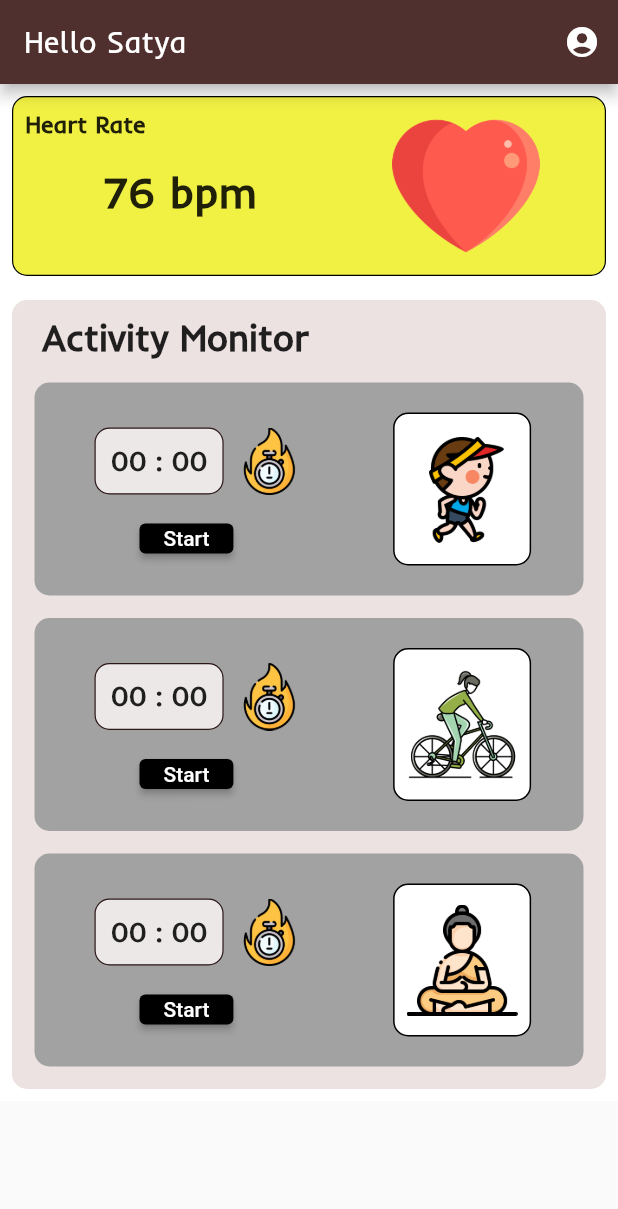
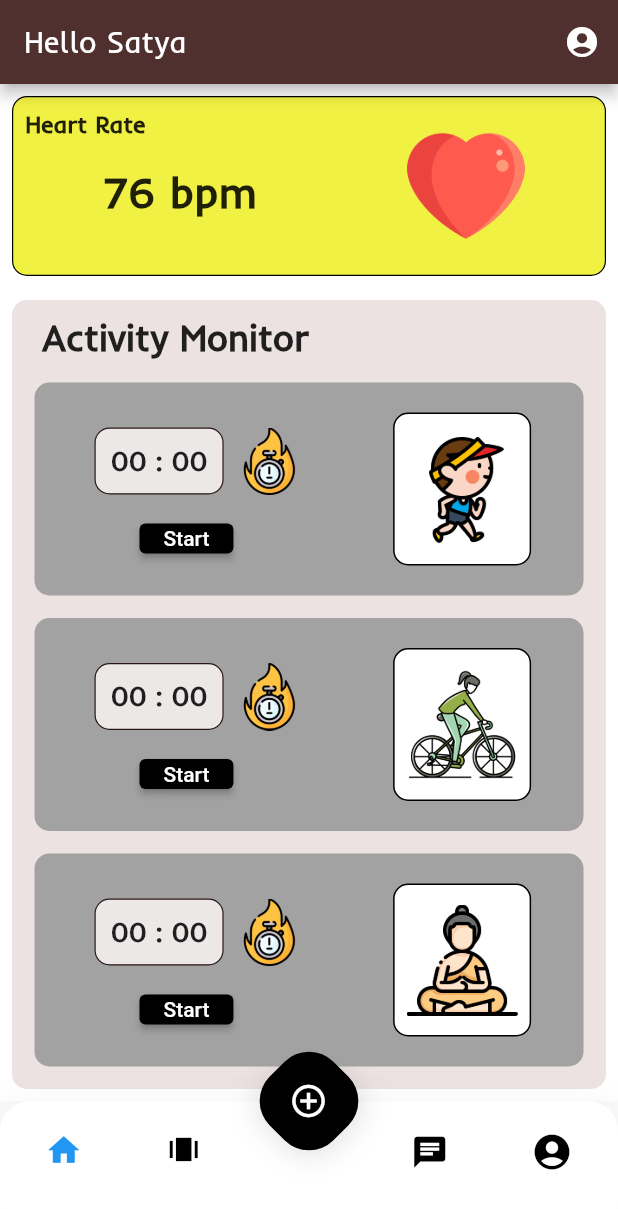
Before and after one commit to Gelli-VVN-Satyanarayana-Guptha/fitness_app, a Flutter app: the screen it shows after launch, on a phone screen of 412 x 824 dp. Shown: the top 1209 px of the screen. Run offline on Flutter 3.47's test engine with Material 2 defaults, Android fonts, the phone set to English and light mode, and no system bars; our stand-ins replace firebase_core; accounts and stored records are empty.

Commit message:
home.chat,feed,navigation done

```diff
--- /dev/null
+++ b/lib/constants/navigation.dart
@@ -0,0 +1,163 @@
+import 'package:flutter/material.dart';
+import 'package:fitness_app/screens/chat_screen.dart';
+import 'package:fitness_app/screens/home_screen.dart';
+import 'package:fitness_app/screens/feed_screen.dart';
+//import 'package:fitness_app/screens/profile_screen.dart';
+import 'dart:math' as math;
+
+class RootApp extends StatefulWidget {
+  const RootApp({Key? key}) : super(key: key);
+
+  @override
+  _RootAppState createState() => _RootAppState();
+}
+
+class _RootAppState extends State<RootApp> {
+  int activeTab = 0;
+  @override
+  Widget build(BuildContext context) {
+    return Scaffold(
+      bottomNavigationBar: getFooter(),
+      floatingActionButtonLocation: FloatingActionButtonLocation.centerDocked,
+      floatingActionButton: getFloatingButton(),
+      body: getBody(),
+    );
+  }
+
+  Widget getBody() {
+    return IndexedStack(
+      index: activeTab,
+      children: [
+        HomeScreen(),
+        FeedScreen(),
+        Center(
+          child: Text("Upload"),
+        ),
+        ChatScreen(),
+        Text("Profile"),
+      ],
+    );
+  }
+
+  Widget getFooter() {
+    return Container(
+      width: double.infinity,
+      height: 90,
+      decoration: BoxDecoration(
+        boxShadow: [
+          BoxShadow(
+              color: Colors.grey.withOpacity(0.1),
+              spreadRadius: 1,
+              blurRadius: 20,
+              offset: Offset(0, 1)),
+        ],
+        borderRadius: BorderRadius.circular(20),
+        color: Colors.white,
+      ),
+      child: Padding(
+        padding: const EdgeInsets.only(left: 30, right: 30, top: 20),
+        child: Row(
+          crossAxisAlignment: CrossAxisAlignment.start,
+          mainAxisAlignment: MainAxisAlignment.spaceBetween,
+          children: [
+            Row(
+              children: [
+                GestureDetector(
+                  onTap: () {
+                    setState(() {
+                      activeTab = 0;
+                    });
+                  },
+                  child: Icon(
+                    Icons.home,
+                    size: 25,
+                    color: activeTab == 0 ? Colors.blue : Colors.black,
+                  ),
+                ),
+                SizedBox(
+                  width: 55,
+                ),
+                GestureDetector(
+                  onTap: () {
+                    setState(() {
+                      activeTab = 1;
+                    });
+                  },
+                  child: Icon(
+                    Icons.amp_stories,
+                    size: 25,
+                    color: activeTab == 1 ? Colors.blue : Colors.black,
+                  ),
+                ),
+              ],
+            ),
+            Row(
+              children: [
+                GestureDetector(
+                  onTap: () {
+                    setState(() {
+                      activeTab = 3;
+                    });
+                  },
+                  child: Icon(
+                    Icons.chat,
+                    size: 25,
+                    color: activeTab == 3 ? Colors.blue : Colors.black,
+                  ),
+                ),
+                SizedBox(
+                  width: 55,
+                ),
+                GestureDetector(
+                  onTap: () {
+                    setState(() {
+                      activeTab = 4;
+                    });
+                  },
+                  child: Icon(
+                    Icons.account_circle,
+                    size: 28,
+                    color: activeTab == 4 ? Colors.blue : Colors.black,
+                  ),
+                ),
+              ],
+            )
+          ],
+        ),
+      ),
+    );
+  }
+
+  Widget getFloatingButton() {
+    return GestureDetector(
+      onTap: () {
+        setState(() {
+          activeTab = 2;
+        });
+      },
+      child: Transform.rotate(
+        angle: -math.pi / 4,
+        child: Container(
+          width: 60,
+          height: 60,
+          decoration: BoxDecoration(boxShadow: [
+            BoxShadow(
+                color: Colors.grey.withOpacity(0.3),
+                spreadRadius: 2,
+                blurRadius: 15,
+                offset: Offset(0, 1)),
+          ], color: Colors.black, borderRadius: BorderRadius.circular(23)),
+          child: Transform.rotate(
+            angle: -math.pi / 4,
+            child: Center(
+                child: Icon(
+              Icons.add_circle_outline_outlined,
+              color: Colors.white,
+              size: 26,
+            )),
+          ),
+        ),
+      ),
+    );
+  }
+}
--- a/lib/main.dart
+++ b/lib/main.dart
@@ -2,6 +2,10 @@ import 'package:fitness_app/screens/splash_screen.dart';
 import 'package:fitness_app/screens/login_screen.dart';
 import 'package:fitness_app/screens/home_screen.dart';
 import 'package:fitness_app/screens/signup_screen.dart';
+import 'package:fitness_app/screens/feed_screen.dart';
+import 'package:fitness_app/screens/chat_screen.dart';
+import 'package:fitness_app/constants/navigation.dart';
+
 import 'package:flutter/material.dart';
 
 void main() {
@@ -19,13 +23,16 @@ class MyApp extends StatelessWidget {
         primarySwatch: Colors.red,
         visualDensity: VisualDensity.adaptivePlatformDensity,
       ),
-      initialRoute: '/HomeScreen',
+      home: RootApp(),
+      //initialRoute: '/ChatScreen',
       //initialRoute: '/SignUpScreen',
       routes: {
         //"/": (context) => SplashScreen(),
         //'/LoginScreen': (context) => LoginScreen(),
-        '/HomeScreen': (context) => HomeScreen(),
+        //'/HomeScreen': (context) => HomeScreen(),
         //'/SignUpScreen': (context) => SignUpScreen(),
+        //'/FeedScreen': (context) => FeedScreen(),
+        '/ChatScreen': (context) => ChatScreen(),
       },
     );
   }
--- a/lib/screens/home_screen.dart
+++ b/lib/screens/home_screen.dart
@@ -17,7 +17,6 @@ class _HomeScreenState extends State<HomeScreen> {
   void initState() {
     Future.delayed(
       Duration(seconds: 3),
-      //() => Navigator.pushNamed(context, '/onboarding'),
       () => {},
     );
     super.initState();
@@ -75,7 +74,7 @@ class _HomeScreenState extends State<HomeScreen> {
                     ),
                     Padding(
                       padding: const EdgeInsets.only(
-                          left: 90, right: 10, top: 10, bottom: 10),
+                          left: 100, right: 20, top: 20, bottom: 20),
                       child: Image.asset("assets/images/heart.png"),
                     ),
                   ],
```
Also changed, not shown: lib/data/me_post_json.dart (added, +32 -0 lines), lib/data/post_json.dart (added, +68 -0 lines), lib/data/user_json.dart (added, +32 -0 lines), lib/screens/chat_screen.dart (added, +150 -0 lines), lib/screens/feed_screen.dart (added, +236 -0 lines), pubspec.yaml (+8 -15 lines), lib/firebase_options.dart (added), pubspec.lock, 6 other files.
